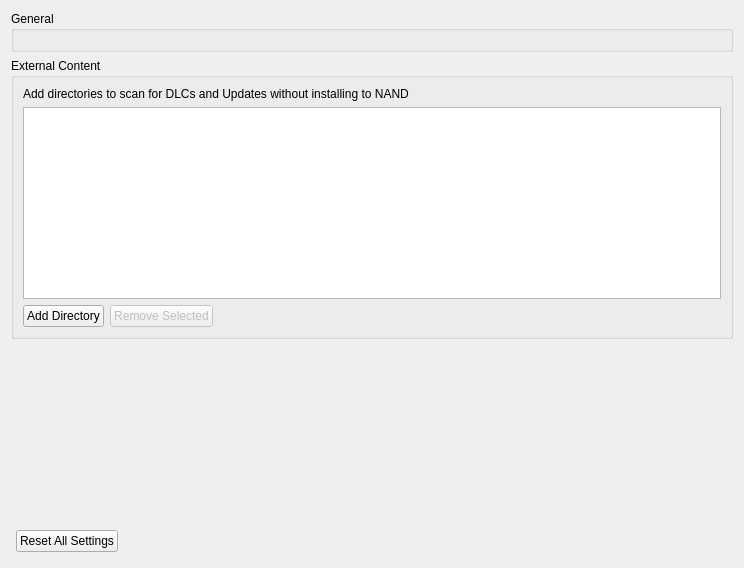
Above: src/storm_switch/configuration/configure_general.ui from ReiKatari/STORM_SWITCH before the change. Below: the same form after it.
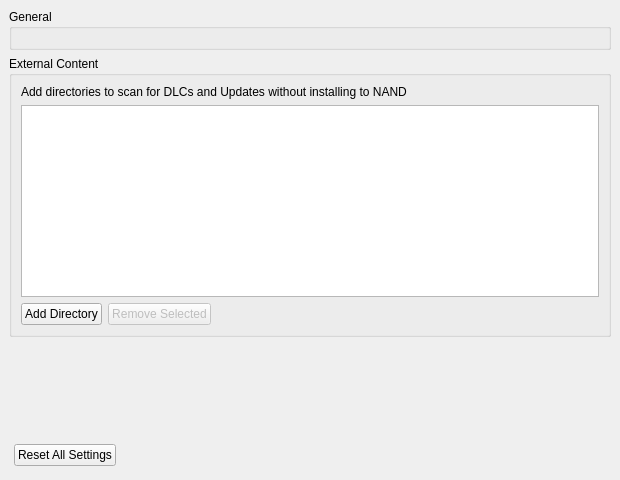
That is the form after the change.

```diff
--- a/src/storm_switch/configuration/configure_general.ui
+++ b/src/storm_switch/configuration/configure_general.ui
@@ -6,8 +6,8 @@
    <rect>
     <x>0</x>
     <y>0</y>
-    <width>744</width>
-    <height>568</height>
+    <width>620</width>
+    <height>480</height>
    </rect>
   </property>
   <property name="windowTitle">
@@ -16,6 +16,36 @@
   <property name="accessibleName">
    <string>General</string>
   </property>
+  <layout class="QVBoxLayout" name="outerLayout">
+   <property name="leftMargin">
+    <number>0</number>
+   </property>
+   <property name="topMargin">
+    <number>0</number>
+   </property>
+   <property name="rightMargin">
+    <number>0</number>
+   </property>
+   <property name="bottomMargin">
+    <number>0</number>
+   </property>
+   <item>
+    <widget class="QScrollArea" name="scrollArea">
+     <property name="frameShape">
+      <enum>QFrame::Shape::NoFrame</enum>
+     </property>
+     <property name="widgetResizable">
+      <bool>true</bool>
+     </property>
+     <widget class="QWidget" name="scrollAreaWidgetContents">
+      <property name="geometry">
+       <rect>
+        <x>0</x>
+        <y>0</y>
+        <width>620</width>
+        <height>480</height>
+       </rect>
+      </property>
   <layout class="QHBoxLayout" name="HorizontalLayout">
    <item>
     <layout class="QVBoxLayout" name="VerticalLayout">
@@ -159,6 +189,10 @@
       </layout>
      </item>
     </layout>
+       </item>
+      </layout>
+     </widget>
+    </widget>
    </item>
   </layout>
  </widget>
```
Lines whose indentation alone changed are shown as unchanged.
